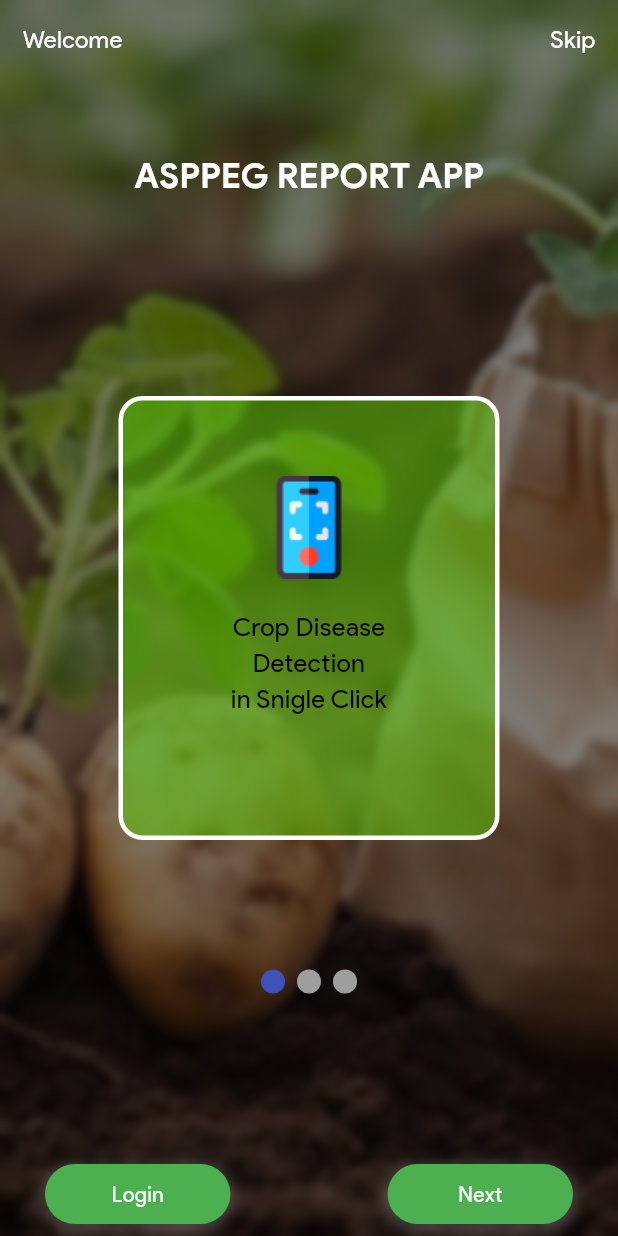
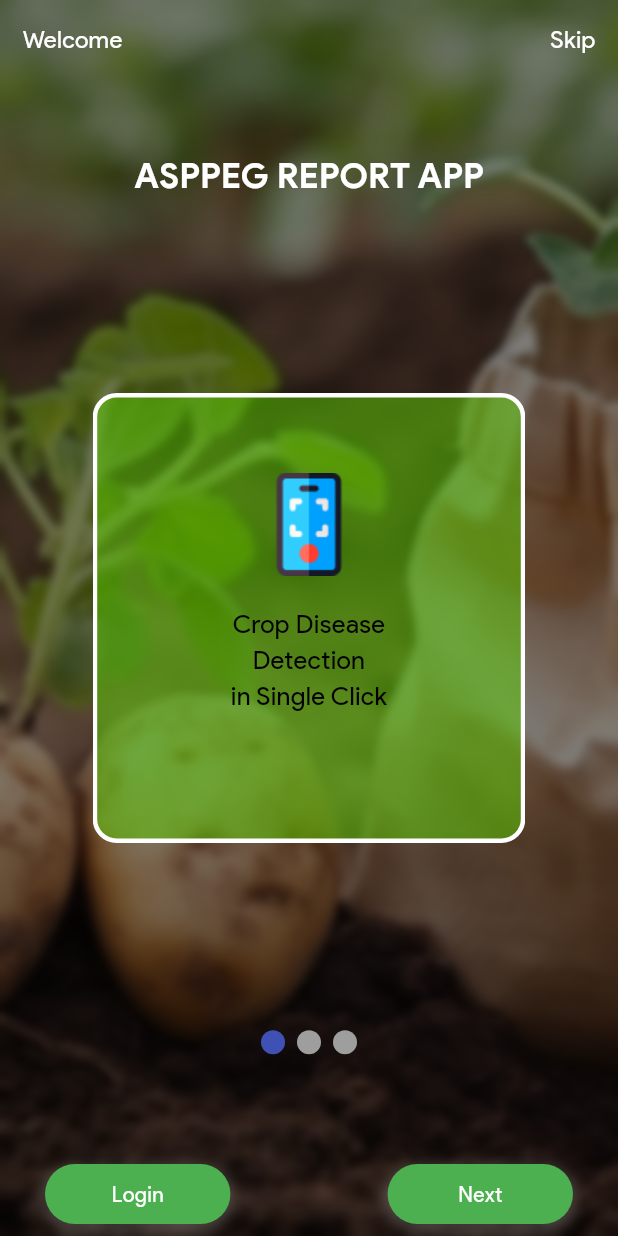
Before and after one commit to Darkbeast-glitch/ASPPEG-farms, a Flutter app: the screen it shows after launch, on a phone screen of 412 x 824 dp. Run offline on Flutter 3.47's test engine with Material 3 defaults, Android fonts, the phone set to English and light mode, and no system bars; drawn by our look-alikes of smooth_page_indicator; our stand-ins replace gap.

Commit message:
worked on the first screen

```diff
--- a/lib/views/pages/onboarding_page.dart
+++ b/lib/views/pages/onboarding_page.dart
@@ -15,6 +15,7 @@ class OnboardingPage extends StatefulWidget {
 
 class _OnboardingPageState extends State<OnboardingPage> {
   final PageController _controller = PageController();
+  final int pageCount = 3; // Number of intro cards
 
   @override
   Widget build(BuildContext context) {
@@ -82,39 +83,63 @@ class _OnboardingPageState extends State<OnboardingPage> {
               ),
             ),
 
-            const Center(
-              child: OnboadingCards(
-                imagePath: "assets/images/smartphone.png",
-                shortDescription: "Crop Disease \nDetection \nin Snigle Click ",
+            // PageView for only the cards with a controlled width
+            Center(
+              child: SizedBox(
+                height: 300, // Set appropriate height for the cards
+                width: MediaQuery.of(context).size.width *
+                    0.7, // Set width to 80% of the screen width
+                child: PageView(
+                  controller: _controller,
+                  children: const [
+                    OnboadingCards(
+                      imagePath: "assets/images/smartphone.png",
+                      shortDescription:
+                          "Crop Disease \nDetection \nin Single Click ",
+                    ),
+                    OnboadingCards(
+                      imagePath: "assets/images/report.png",
+                      shortDescription: "Detailed \nAnalysis \nFor Experts",
+                    ),
+                    OnboadingCards(
+                      imagePath: "assets/images/calculator.png",
+                      shortDescription: "Generate \nReports \nEffortlessly",
+                    ),
+                  ],
+                ),
               ),
             ),
 
-            // a container goes inthe middle with and Image of a Phone  and some text
+            // Page indicator for the PageView
+            Container(
+              alignment: const Alignment(0, 0.7),
+              child: SmoothPageIndicator(
+                controller: _controller, // PageController
+                count: pageCount, // Number of pages (3)
+                effect: const WormEffect(), // Smooth indicator effect
+                onDotClicked: (index) {
+                  _controller.animateToPage(
+                    index,
+                    duration: const Duration(milliseconds: 300),
+                    curve: Curves.easeInOut,
+                  );
+                },
+              ),
+            ),
 
-            Container(
-              alignment: const Alignment(0, 0.6),
-              child: SmoothPageIndicator(
-                  controller: _controller, // PageController
-                  count: 3,
-                  effect: const WormEffect(), // your preferred effect
-                  onDotClicked: (index) {}),
-            ),
+            // Buttons positioned at the bottom
             const Positioned(
               bottom: 8,
               left: 30,
               right: 30,
               child: Row(
-                mainAxisAlignment:
-                    MainAxisAlignment.spaceBetween, // Use spaceBetween
+                mainAxisAlignment: MainAxisAlignment.spaceBetween,
                 children: [
                   MyButton(text: "Login"),
                   MyButton(text: "Next"),
                 ],
               ),
-            )
-
-            //  a button for login and a button for next
-            // Foreground content
+            ),
           ],
         ),
       ),
```
Also changed, not shown: assets/images/calculator.png (renamed from assets/images/calculator 1.png), 1 other file.
